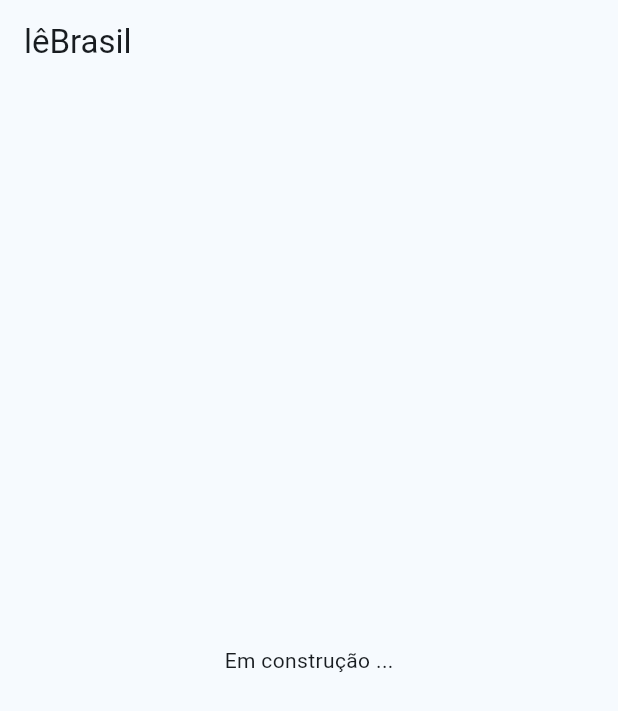
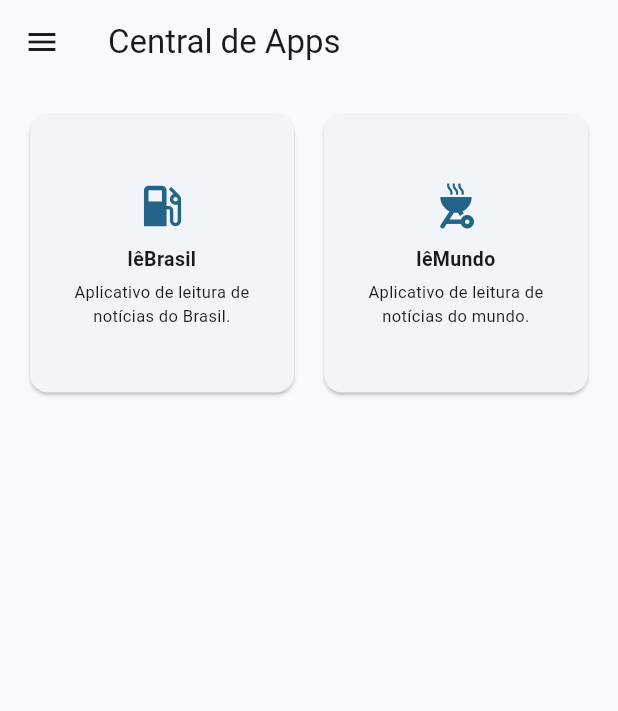
Before and after one commit to juliahelenadiniz36669-lgtm/projeto_final_mobile, a Flutter app: the screen it shows after launch, on a phone screen of 412 x 824 dp. Shown: the top 711 px of the screen. Run offline on Flutter 3.47's test engine with Material 3 defaults, Android fonts, the light colour scheme and no system bars.

Commit message:
segundo commit

```diff
--- a/lib/main.dart
+++ b/lib/main.dart
@@ -12,7 +12,7 @@ class MainApp extends StatelessWidget {
     return MaterialApp(
       title: 'lêBrasil',
       theme: ThemeData(
-        colorSchemeSeed:  const Color.fromARGB(255, 132, 205, 254),
+        colorSchemeSeed: const Color.fromARGB(255, 132, 205, 254),
         useMaterial3: true,
       ),
       home: const SplashScreen(),
@@ -33,6 +33,7 @@ class _SplashScreenState extends State<SplashScreen> {
     super.initState();
 
     Future.delayed(const Duration(seconds: 3), () {
+      if (!mounted) return;
       Navigator.pushReplacement(
         context,
         MaterialPageRoute(
@@ -41,6 +42,7 @@ class _SplashScreenState extends State<SplashScreen> {
       );
     });
   }
+
   @override
   Widget build(BuildContext context) {
     return Scaffold(
@@ -54,7 +56,6 @@ Widget build(BuildContext context) {
               width: 150,
               height: 150,
             ),
-
             const SizedBox(height: 16),
             const Text(
               'lêBrasil',
@@ -70,6 +71,32 @@ Widget build(BuildContext context) {
     );
   }
 }
+
+class AppInfo {
+  final String nome;
+  final String descricao;
+  final IconData icone;
+
+  const AppInfo({
+    required this.nome,
+    required this.descricao,
+    required this.icone,
+  });
+}
+
+final List<AppInfo> meuApps = [
+  AppInfo(
+    nome: 'lêBrasil',
+    descricao: 'Aplicativo de leitura de notícias do Brasil.',
+    icone: Icons.local_gas_station,
+  ),
+  AppInfo(
+    nome: 'lêMundo',
+    descricao: 'Aplicativo de leitura de notícias do mundo.',
+    icone: Icons.outdoor_grill,
+  ),
+];
+
 class HomeScreen extends StatelessWidget {
   const HomeScreen({super.key});
 
@@ -77,10 +104,94 @@ class HomeScreen extends StatelessWidget {
   Widget build(BuildContext context) {
     return Scaffold(
       appBar: AppBar(
-        title: const Text("lêBrasil"),
+        title: const Text('Central de Apps'),
       ),
-      body: const Center(
-        child: Text('Em construção ...'),
+      drawer: Drawer(
+        child: ListView(
+          padding: EdgeInsets.zero,
+          children: [
+            const DrawerHeader(
+              decoration: BoxDecoration(
+                color: Colors.blue,
+              ),
+              child: Align(
+                alignment: Alignment.centerLeft,
+                child: Text(
+                  'Central de Apps',
+                  style: TextStyle(color: Colors.white, fontSize: 20),
+                ),
+              ),
+            ),
+            ListTile(
+              leading: const Icon(Icons.home),
+              title: const Text('Início'),
+              onTap: () => Navigator.pop(context),
+            ),
+            ListTile(
+              leading: const Icon(Icons.person),
+              title: const Text('Perfil'),
+              onTap: () => Navigator.pop(context),
+            ),
+            ListTile(
+              leading: const Icon(Icons.logout),
+              title: const Text('Sair'),
+              onTap: () => Navigator.pop(context),
+            ),
+            const Divider(),
+            for (var app in meuApps)
+              ListTile(
+                leading: Icon(app.icone),
+                title: Text(app.nome),
+                subtitle: Text(app.descricao),
+                onTap: () {
+                  Navigator.pop(context);
+                },
+              ),
+          ],
+        ),
+      ),
+      body: GridView.builder(
+        padding: const EdgeInsets.all(16),
+        gridDelegate: const SliverGridDelegateWithFixedCrossAxisCount(
+          crossAxisCount: 2,
+          mainAxisSpacing: 12,
+          crossAxisSpacing: 12,
+          childAspectRatio: 0.95,
+        ),
+        itemCount: meuApps.length,
+        itemBuilder: (context, indice) {
+          final app = meuApps.elementAt(indice);
+          return Card(
+            child: Padding(
+              padding: const EdgeInsets.all(12),
+              child: Column(
+                mainAxisAlignment: MainAxisAlignment.center,
+                children: [
+                  Icon(
+                    app.icone,
+                    size: 36,
+                    color: Theme.of(context).colorScheme.primary,
+                  ),
+                  const SizedBox(height: 8),
+                  Text(
+                    app.nome,
+                    textAlign: TextAlign.center,
+                    style: const TextStyle(
+                      fontSize: 13,
+                      fontWeight: FontWeight.bold,
+                    ),
+                  ),
+                  const SizedBox(height: 4),
+                  Text(
+                    app.descricao,
+                    style: const TextStyle(fontSize: 11),
+                    textAlign: TextAlign.center,
+                  ),
+                ],
+              ),
+            ),
+          );
+        },
       ),
     );
   }
```
Lines whose indentation alone changed are shown as unchanged.
